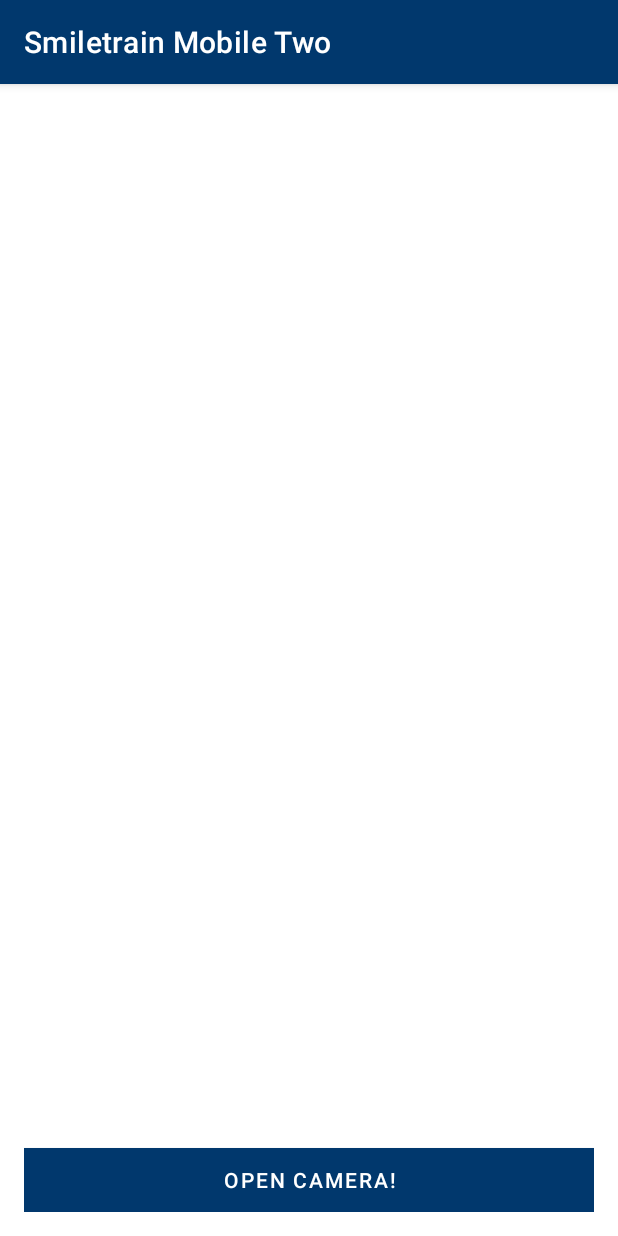
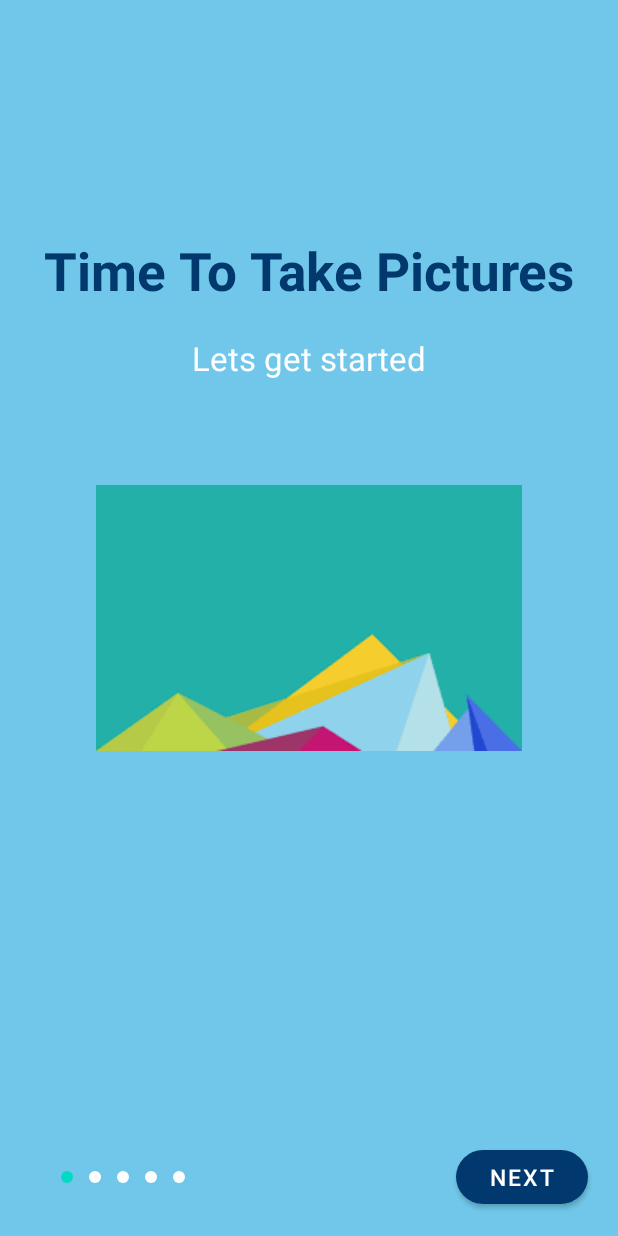
Before and after one commit to ChrisBarnes01/SmileTrainMobile, an Android app: the CameraActivity4 screen opened directly, with no data from a screen before it, on a phone screen of 412 x 824 dp. Run offline under Robolectric (Android 15) with nearby library versions, the light colour scheme and no system bars.

Commit message:
Lots of progress, with semi-functioning flow!

```diff
--- a/app/src/main/java/com/example/smiletrainmobiletwo/CameraActivity4.java
+++ b/app/src/main/java/com/example/smiletrainmobiletwo/CameraActivity4.java
@@ -2,11 +2,13 @@ package com.example.smiletrainmobiletwo;
 
 import androidx.annotation.Nullable;
 import androidx.appcompat.app.AppCompatActivity;
+import androidx.core.content.ContextCompat;
 
 import android.content.Intent;
 import android.graphics.Bitmap;
 import android.graphics.BitmapFactory;
 import android.graphics.Matrix;
+import android.graphics.drawable.Drawable;
 import android.hardware.Camera;
 import android.os.Bundle;
 import android.provider.MediaStore;
@@ -15,8 +17,11 @@ import android.view.KeyEvent;
 import android.view.SurfaceHolder;
 import android.view.SurfaceView;
 import android.view.View;
+import android.view.ViewGroup;
 import android.widget.Button;
 import android.widget.ImageView;
+import android.widget.LinearLayout;
+import android.widget.TextView;
 import android.widget.Toast;
 
 import java.io.IOException;
@@ -26,7 +31,9 @@ public class CameraActivity4 extends AppCompatActivity implements SurfaceHolder.
 
     //Interface Overlay
     ImageView imageView;
+    ImageView originalImage;
     Button btnCamera;
+    Button btnContinue;
 
     //Camera Overlay
     private Camera mCamera;
@@ -34,47 +41,124 @@ public class CameraActivity4 extends AppCompatActivity implements SurfaceHolder.
     private SurfaceHolder surfaceHolder;
     private Button capture_image;
     private byte[] currentPicture;
-    private ArrayList<Bitmap> imageCollection;
+    private ArrayList<byte[]> imageCollection;
     private ArrayList<OnboardingItem> idealPictures;
+
+    //Other
+    private LinearLayout layoutOnboardingIndicators;
+    private int indexOfPictures;
+    private TextView startingTitle;
+    private TextView startingSubtitle;
+    private ImageView idealImageView;
+    private Button buttonStartAction;
+
 
 
 
     @Override
     protected void onCreate(Bundle savedInstanceState) {
         super.onCreate(savedInstanceState);
-
+        getSupportActionBar().hide();
         idealPictures = new ArrayList<>();
 
-
         //Starting Content Interface View
-        startInterface();
+        //startInterface();
+        indexOfPictures = 0;
+        setupPictures();
+        startGetStarted();
 
     }
 
 
 
+
     private void setupPictures(){
         OnboardingItem item1 = new OnboardingItem();
-        item1.setTitle("Para poder tomar fotos alineadas");
-        item1.setDescription("Agarra el cellular a la altura de su cara");
-        item1.setImage(R.drawable.main5);
+        item1.setTitle("Front of Mouth");
+        item1.setImage(R.drawable.front);
+        item1.setOverlayImage(R.drawable.front);
+
+        OnboardingItem item2 = new OnboardingItem();
+        item2.setTitle("Right of Mouth");
+        item2.setImage(R.drawable.right);
+
+        item2.setOverlayImage(R.drawable.right);
+
+        OnboardingItem item3 = new OnboardingItem();
+        item3.setTitle("Left of Mouth");
+        item3.setImage(R.drawable.left);
+        item3.setOverlayImage(R.drawable.left);
+
+        OnboardingItem item4 = new OnboardingItem();
+        item4.setTitle("Top of Mouth");
+        item4.setImage(R.drawable.top);
+        item4.setOverlayImage(R.drawable.top);
+
+        OnboardingItem item5 = new OnboardingItem();
+        item5.setTitle("Bottom of Mouth");
+        item5.setImage(R.drawable.bottom);
+        item5.setOverlayImage(R.drawable.bottom);
+
+        idealPictures.add(item1);
+        idealPictures.add(item2);
+        idealPictures.add(item3);
+        idealPictures.add(item4);
+        idealPictures.add(item5);
+
+    }
+
+    private void startGetStarted(){
+        setContentView(R.layout.time_to_get_started);
+        layoutOnboardingIndicators = findViewById(R.id.startedMainIndicators);
+        startingTitle = findViewById(R.id.startingTextMain);
+        startingSubtitle = findViewById(R.id.startingTextSubtitle);
+        idealImageView = findViewById(R.id.startingImage);
+
+        buttonStartAction = findViewById(R.id.buttonStartAction);
+        buttonStartAction.setText("Next");
+        buttonStartAction.setOnClickListener(new View.OnClickListener() {
+            @Override
+            public void onClick(View view) {
+                showIdealImage();
+            }
+        });
+        setupOnboardingIndicators();
+        setCurrentOnboardingIndicator(indexOfPictures);
 
 
-
-        idealPictures.add(item1);
     }
 
 
+    private void showIdealImage(){
+        OnboardingItem nextImage = idealPictures.get(indexOfPictures);
+        startingTitle.setText(nextImage.getTitle());
+        startingSubtitle.setText("");
+        idealImageView.setImageResource(nextImage.getImage());
 
 
+        buttonStartAction.setText("Take Photo");
+        buttonStartAction.setOnClickListener(new View.OnClickListener() {
+            @Override
+            public void onClick(View view) {
+                startCamera();
+            }
+        });
+
+    }
 
 
     private void startInterface(){
         setContentView(R.layout.activity_camera4);
-
         //Initialize the Interface Variables & Listeners
         btnCamera = (Button)findViewById(R.id.btnCamera);
+        //btnContinue = (Button)findViewById(R.id.btnConfirmImage);
         imageView = (ImageView)findViewById(R.id.imageView);
+        setNewImage();
+
+        //originalImage = (ImageView)findViewById(R.id.originalImage);
+        //originalImage.setImageResource(idealPictures.get(indexOfPictures).getImage());
+
+
 
         btnCamera.setOnClickListener(new View.OnClickListener() {
             @Override
@@ -82,6 +166,22 @@ public class CameraActivity4 extends AppCompatActivity implements SurfaceHolder.
                 startCamera();
             }
         });
+
+/*
+        btnContinue.setText("Confirm Picture");
+        btnContinue.setOnClickListener(new View.OnClickListener() {
+            @Override
+            public void onClick(View view) {
+                indexOfPictures += 1;
+                imageCollection.add(currentPicture);
+
+                showIdealImage();
+            }
+        });
+        //indexOfPictures += 1;
+
+ */
+
     }
 
     private void startCamera(){
@@ -109,6 +209,7 @@ public class CameraActivity4 extends AppCompatActivity implements SurfaceHolder.
 
 
     protected void setNewImage(){
+        Toast.makeText(getApplicationContext(),"WE TRIED TO SET NEW IMAGE", Toast.LENGTH_SHORT).show();
         Bitmap bitmap = BitmapFactory.decodeByteArray(currentPicture, 0, currentPicture.length);
         Matrix matrix = new Matrix();
         matrix.postRotate(90);
@@ -152,7 +253,6 @@ public class CameraActivity4 extends AppCompatActivity implements SurfaceHolder.
                     mCamera = null;
                 }
                 startInterface();
-                setNewImage();
                 /*
                 camera.stopPreview();
                 if (camera != null) {
@@ -202,5 +302,53 @@ public class CameraActivity4 extends AppCompatActivity implements SurfaceHolder.
         }
     }
 
+    private void setupOnboardingIndicators(){
+        ImageView[] indicators = new ImageView[idealPictures.size()];
+        LinearLayout.LayoutParams layoutParams = new LinearLayout.LayoutParams(
+                ViewGroup.LayoutParams.WRAP_CONTENT, ViewGroup.LayoutParams.WRAP_CONTENT
+        );
+        layoutParams.setMargins(8,0,8,0);
+        for (int i = 0; i < indicators.length; i++){
+            indicators[i] = new ImageView(getApplicationContext());
+            indicators[i].setImageDrawable(ContextCompat.getDrawable(
+                    getApplicationContext(),
+                    R.drawable.onboarding_indicator_inactive
+            ));
+            indicators[i].setLayoutParams(layoutParams);
+            layoutOnboardingIndicators.addView(indicators[i]);
+        }
+    }
+
+    private void setCurrentOnboardingIndicator(int index){
+        int childCount = layoutOnboardingIndicators.getChildCount();
+        for (int i = 0; i < childCount; i++){
+            ImageView imageView = (ImageView)layoutOnboardingIndicators.getChildAt(i);
+            if (i == index){
+                imageView.setImageDrawable(
+                        ContextCompat.getDrawable(getApplicationContext(),R.drawable.onboarding_indicator_active)
+                );
+            }
+            else{
+                imageView.setImageDrawable(
+                        ContextCompat.getDrawable(getApplicationContext(),R.drawable.onboarding_indicator_inactive)
+                );
+            }
+        }
+
+
+        /*
+        if (index == onboardingAdapter.getItemCount()-1){
+            buttonOnboardingAction.setText("Start");
+        }
+        else{
+            buttonOnboardingAction.setText("Next");
+        }*/
+    }
+
+
+
+
+
+
 
 }
--- a/app/src/main/java/com/example/smiletrainmobiletwo/OnboardingItem.java
+++ b/app/src/main/java/com/example/smiletrainmobiletwo/OnboardingItem.java
@@ -5,6 +5,7 @@ public class OnboardingItem {
     private int image;
     private String title;
     private String description;
+    private int overlayImage;
 
     public int getImage() {
         return image;
@@ -26,6 +27,14 @@ public class OnboardingItem {
         return description;
     }
 
+    public int getOverlayImage() {
+        return overlayImage;
+    }
+
+    public void setOverlayImage(int overlayImage) {
+        this.overlayImage = overlayImage;
+    }
+
     public void setDescription(String description) {
         this.description = description;
     }
--- a/app/src/main/res/layout/activity_camera4.xml
+++ b/app/src/main/res/layout/activity_camera4.xml
@@ -12,19 +12,47 @@
     android:weightSum="10"
     tools:context=".CameraActivity4">
 
+    <TextView
+        android:text="Your Image"
+        android:layout_width="wrap_content"
+        android:layout_height="wrap_content"/>
     <ImageView
         android:id="@+id/imageView"
+        android:layout_weight="9"
+        android:adjustViewBounds="true"
+        android:layout_height="fill_parent"
+        android:layout_width="match_parent"/>
+    <!--TextView
+        android:text="Original Image"
+        android:layout_width="wrap_content"
+        android:layout_height="wrap_content"/-->
+    <!--ImageView
+        android:paddingTop="20dp"
+        android:id="@+id/originalImage"
+        android:adjustViewBounds="true"
         android:layout_weight="9"
         android:layout_height="fill_parent"
         android:layout_width="match_parent"/>
 
-    <Button
+        <Button
         android:id="@+id/btnCamera"
         android:layout_width="match_parent"
         android:layout_height="wrap_content"
         android:layout_weight="1"
         android:background="@color/colorPrimaryBlue"
         android:textColor="#FFFFFF"
-        android:text="Open Camera!"/>
+        android:text="Open Camera!"/-->
+
+        <Button
+            android:id="@+id/btnCamera"
+            android:layout_width="match_parent"
+            android:layout_height="wrap_content"
+            android:layout_weight="1"
+            android:background="@color/colorPrimaryBlue"
+            android:textColor="#FFFFFF"
+            android:text="Open Camera!"/>
+
+
+
 
 </LinearLayout>
--- a/app/src/main/res/layout/activity_main_sequence.xml
+++ b/app/src/main/res/layout/activity_main_sequence.xml
@@ -23,7 +23,9 @@
     <androidx.viewpager2.widget.ViewPager2
         android:id="@+id/mainViewPager"
         android:layout_width="match_parent"
-        android:layout_height="match_parent"/>
+        android:layout_height="match_parent"
+        tools:layout_editor_absoluteX="16dp"
+        tools:layout_editor_absoluteY="30dp" />
 
     <LinearLayout
         android:id="@+id/layoutMainIndicators"
@@ -33,9 +35,9 @@
         android:layout_marginEnd="20dp"
         android:orientation="horizontal"
         android:padding="15dp"
-        app:layout_constraintBottom_toBottomOf="@id/buttonMainAction"
+        app:layout_constraintBottom_toBottomOf="@+id/mainViewPager"
         app:layout_constraintEnd_toStartOf="@id/buttonMainAction"
         app:layout_constraintStart_toStartOf="parent"
-        app:layout_constraintTop_toTopOf="@id/buttonMainAction"/>
+        app:layout_constraintTop_toTopOf="@id/buttonMainAction" />
 
 </androidx.constraintlayout.widget.ConstraintLayout>
--- /dev/null
+++ b/app/src/main/res/layout/time_to_get_started.xml
@@ -0,0 +1,84 @@
+<?xml version="1.0" encoding="utf-8"?>
+<androidx.constraintlayout.widget.ConstraintLayout
+    xmlns:android="http://schemas.android.com/apk/res/android"
+    xmlns:app="http://schemas.android.com/apk/res-auto"
+    xmlns:tools="http://schemas.android.com/tools"
+    android:layout_width="match_parent"
+    android:layout_height="match_parent"
+    android:background="@color/colorAccent"
+    tools:context=".CameraActivity4">
+
+
+    <TextView
+        android:layout_width="wrap_content"
+        android:layout_height="wrap_content"
+        android:textColor="@color/colorPrimaryBlue"
+        android:text="Time To Take Pictures"
+        android:textSize="35sp"
+        android:gravity="center_horizontal"
+        android:textStyle="bold"
+        android:layout_marginBottom="20dp"
+        app:layout_constraintBottom_toTopOf="@+id/startingTextSubtitle"
+        app:layout_constraintEnd_toEndOf="@+id/mainViewPager"
+        app:layout_constraintStart_toStartOf="@+id/mainViewPager"
+        android:id="@+id/startingTextMain"/>
+
+    <TextView
+        android:id="@+id/startingTextSubtitle"
+        android:layout_width="wrap_content"
+        android:layout_height="wrap_content"
+        android:textColor="#FFFFFF"
+        android:textSize="22sp"
+        android:layout_marginBottom="70dp"
+        android:text="Lets get started"
+        app:layout_constraintBottom_toTopOf="@+id/startingImage"
+        app:layout_constraintEnd_toEndOf="@+id/mainViewPager"
+        app:layout_constraintStart_toStartOf="@+id/mainViewPager" />
+
+    <ImageView
+        android:paddingRight="20dp"
+        android:paddingLeft="20dp"
+        android:id="@+id/startingImage"
+        android:layout_width="wrap_content"
+        android:adjustViewBounds="true"
+        android:layout_height="wrap_content"
+        android:src="@drawable/trianles"
+        app:layout_constraintBottom_toBottomOf="@+id/mainViewPager"
+        app:layout_constraintEnd_toEndOf="@+id/mainViewPager"
+        app:layout_constraintStart_toStartOf="@+id/mainViewPager"
+        app:layout_constraintTop_toTopOf="parent" />
+
+    <com.google.android.material.button.MaterialButton
+        android:id="@+id/buttonStartAction"
+        android:layout_width="wrap_content"
+        android:layout_height="wrap_content"
+        android:layout_marginEnd="20dp"
+        android:layout_marginRight="20dp"
+        android:layout_marginBottom="15dp"
+        android:textSize="15dp"
+        app:cornerRadius="20dp"
+        app:layout_constraintBottom_toBottomOf="parent"
+        app:layout_constraintEnd_toEndOf="parent"
+        />
+
+    <androidx.viewpager2.widget.ViewPager2
+        android:id="@+id/mainViewPager"
+        android:layout_width="match_parent"
+        android:layout_height="match_parent"
+        tools:layout_editor_absoluteX="64dp"
+        tools:layout_editor_absoluteY="75dp" />
+
+    <LinearLayout
+        android:id="@+id/startedMainIndicators"
+        android:layout_width="0dp"
+        android:layout_height="wrap_content"
+        android:layout_marginStart="20dp"
+        android:layout_marginEnd="20dp"
+        android:orientation="horizontal"
+        android:padding="15dp"
+        app:layout_constraintBottom_toBottomOf="@id/buttonStartAction"
+        app:layout_constraintEnd_toStartOf="@id/buttonStartAction"
+        app:layout_constraintStart_toStartOf="parent"
+        app:layout_constraintTop_toTopOf="@id/buttonStartAction"/>
+
+</androidx.constraintlayout.widget.ConstraintLayout>
```
Also changed, not shown: app/src/main/res/drawable-v24/camera_icon.jpg (added), app/src/main/res/drawable-v24/front.jpg (added), app/src/main/res/drawable-v24/top.jpg (added), 3 other files.
